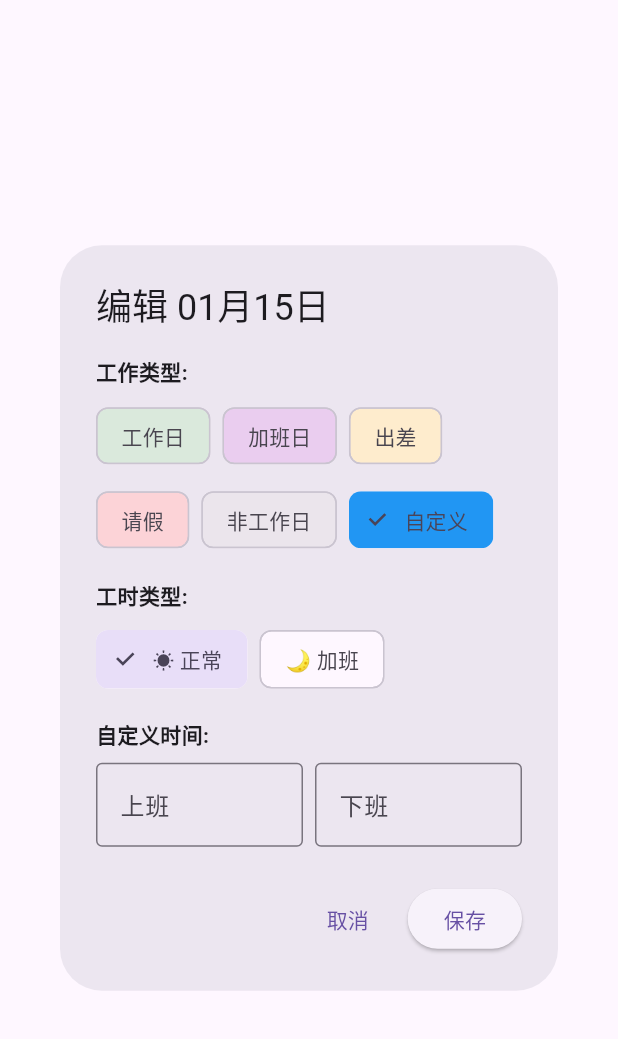
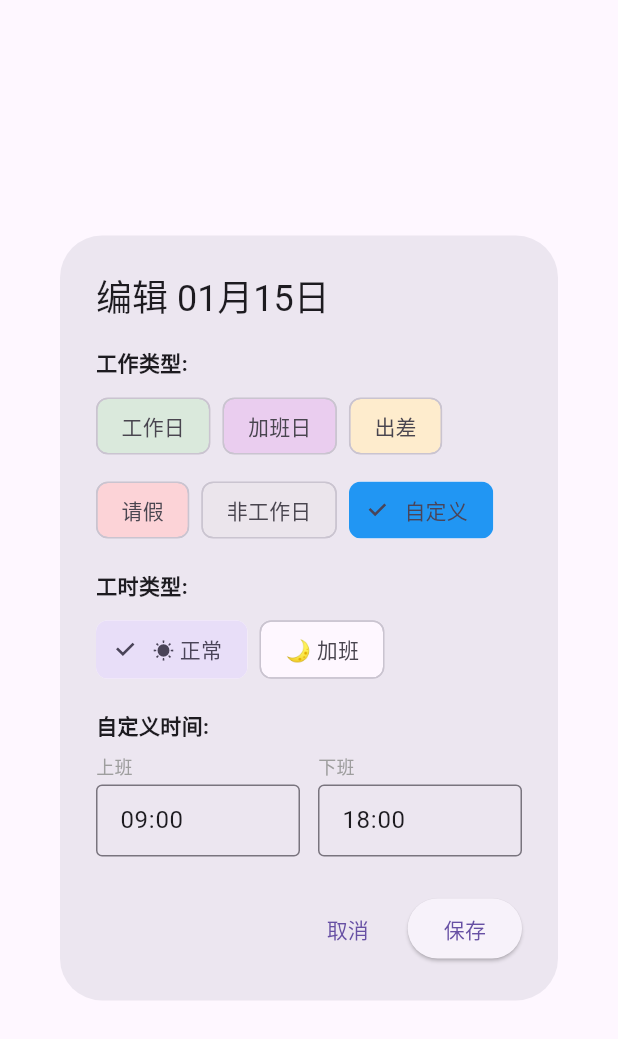
Before and after one commit to BR184/huayun_worktime, a Flutter app: the _EditDayDialog widget shown alone on an empty page, opened directly with empty values, after a tap on "自定义", on a phone screen of 412 x 824 dp. Shown: the top 1039 px of the screen. Run offline on Flutter 3.47's test engine with Material 3 defaults, Android fonts, the phone set to English and light mode, and no system bars; our stand-ins replace device_info_plus, fl_chart, flutter_local_notifications, permission_handler, shared_preferences; missing offline and left inert: android_alarm_manager_plus, flutter_inappwebview, gal; accounts and stored records are empty; network calls fail.

Commit message:
feat: 支持出差自定义工时设置，优化时间格式化逻辑，并更新版本号至2.3.1

```diff
--- a/hikiot_worktime/lib/screens/daily_hours_screen.dart
+++ b/hikiot_worktime/lib/screens/daily_hours_screen.dart
@@ -261,8 +261,22 @@ class DailyHoursScreenState extends State<DailyHoursScreen>
             );
           }
         } else if (savedMark['type'] == AppConstants.typeBusinessTrip) {
-          // 出差固定8小时
+          if (savedMark['isCustomHours'] == true) {
+             _dayData!['isCustomHours'] = true;
+             _dayData!['customCheckIn'] = savedMark['customCheckIn'];
+             _dayData!['customCheckOut'] = savedMark['customCheckOut'];
+             final checkIn = savedMark['customCheckIn'] as String?;
+             final checkOut = savedMark['customCheckOut'] as String?;
+             if (checkIn != null && checkOut != null) {
+               _dayData!['hours'] = WorkTimeCalculator.calculateWorkHoursStr(
+                 checkIn,
+                 checkOut,
+               );
+             }
+          } else {
              _dayData!['hours'] = 8.0;
+             _dayData!['isCustomHours'] = false;
+          }
         } else if (savedMark['type'] == AppConstants.typeLeave) {
           // 请假0小时
           _dayData!['hours'] = 0.0;
@@ -420,16 +434,16 @@ class DailyHoursScreenState extends State<DailyHoursScreen>
   double _calculateHours() {
     final type = _dayData?['type'] ?? AppConstants.typeWorkday;
 
-    // 出差恒定8小时
-    if (type == AppConstants.typeBusinessTrip) {
-      return 8.0;
-    }
-
-    // 如果是自定义类型,从dayData获取工时
-    if (type == AppConstants.typeCustom && _dayData != null) {
+    // 如果是自定义类型 或 (出差且自定义工时), 从dayData获取工时
+    if ((type == AppConstants.typeCustom || (type == AppConstants.typeBusinessTrip && _dayData?['isCustomHours'] == true)) && _dayData != null) {
       final hours = _dayData!['hours'];
       if (hours is double) return hours;
       if (hours is int) return hours.toDouble();
+    }
+
+    // 出差默认8小时
+    if (type == AppConstants.typeBusinessTrip) {
+      return 8.0;
     }
 
     // 其他情况从考勤数据计算工时
@@ -2037,6 +2051,7 @@ class _EditDayDialog extends StatefulWidget {
 class _EditDayDialogState extends State<_EditDayDialog> {
   late String currentType;
   late bool isOvertime;
+  late bool isCustomHours;
   final TextEditingController _checkInController = TextEditingController();
   final TextEditingController _checkOutController = TextEditingController();
 
@@ -2045,15 +2060,35 @@ class _EditDayDialogState extends State<_EditDayDialog> {
     super.initState();
     currentType = widget.initialData?['type'] ?? AppConstants.typeWorkday;
     isOvertime = widget.initialData?['isOvertime'] ?? false;
+    isCustomHours = widget.initialData?['isCustomHours'] ?? false;
+
+    // 初始化自定义时间输入
+    String? initialCheckIn;
+    String? initialCheckOut;
+
+    if (widget.initialData != null) {
+      initialCheckIn = widget.initialData!['customCheckIn'] as String?;
+      initialCheckOut = widget.initialData!['customCheckOut'] as String?;
+    }
+
+    if (initialCheckIn != null) _checkInController.text = initialCheckIn;
+    if (initialCheckOut != null) _checkOutController.text = initialCheckOut;
 
     if (widget.attendanceData != null) {
-      _checkInController.text = _formatTime(
-        widget.attendanceData!['checkInTime'],
-      );
-      _checkOutController.text = _formatTime(
-        widget.attendanceData!['checkOutTime'],
-      );
-    }
+      final attCheckIn = _formatTime(widget.attendanceData!['checkInTime']);
+      final attCheckOut = _formatTime(widget.attendanceData!['checkOutTime']);
+
+      if (_checkInController.text.isEmpty && attCheckIn.isNotEmpty) {
+        _checkInController.text = attCheckIn;
+      }
+      if (_checkOutController.text.isEmpty && attCheckOut.isNotEmpty) {
+        _checkOutController.text = attCheckOut;
+      }
+    }
+
+    // 如果没有数据，设置默认值(与月度页面保持一致)
+    if (_checkInController.text.isEmpty) _checkInController.text = '09:00';
+    if (_checkOutController.text.isEmpty) _checkOutController.text = '18:00';
   }
 
   String _formatTime(dynamic time) {
@@ -2090,14 +2125,22 @@ class _EditDayDialogState extends State<_EditDayDialog> {
     }
 
     // 格式化为 HH:MM
-    final hour = padded.substring(0, 2);
-    final minute = padded.substring(2, 4);
-
-    return '$hour:$minute';
+    String hourStr = padded.substring(0, 2);
+    String minuteStr = padded.substring(2, 4);
+
+    // 严格限制：小时 00-23，分钟 00-59
+    int hour = int.parse(hourStr);
+    int minute = int.parse(minuteStr);
+
+    if (hour < 0 || hour > 23 || minute < 0 || minute > 59) {
+      return ''; // Invalid time, return empty string
+    }
+
+    return '${hour.toString().padLeft(2, '0')}:${minute.toString().padLeft(2, '0')}';
   }
 
   double _calculateHours() {
-    if (currentType == AppConstants.typeBusinessTrip) return 8.0;
+    if (currentType == AppConstants.typeBusinessTrip && !isCustomHours) return 8.0;
     if (currentType == AppConstants.typeLeave) return 0.0;
 
     // 先智能解析输入
@@ -2205,7 +2248,42 @@ class _EditDayDialogState extends State<_EditDayDialog> {
               const SizedBox(height: 16),
             ],
 
-            if (currentType == AppConstants.typeCustom) ...[
+            // 出差类型的 工时模式选择 (默认8h / 自定义)
+            if (currentType == AppConstants.typeBusinessTrip) ...[
+               const Text(
+                '工时设置:',
+                style: TextStyle(fontWeight: FontWeight.bold),
+              ),
+              const SizedBox(height: 8),
+              Row(
+                children: [
+                  ChoiceChip(
+                    label: const Text('默认 8h'),
+                    selected: !isCustomHours,
+                    onSelected: (selected) async {
+                      await HapticUtils.selectionClick();
+                      setState(() {
+                        isCustomHours = !selected;
+                      });
+                    },
+                  ),
+                  const SizedBox(width: 8),
+                  ChoiceChip(
+                    label: const Text('自定义'),
+                    selected: isCustomHours,
+                    onSelected: (selected) async {
+                      await HapticUtils.selectionClick();
+                      setState(() {
+                        isCustomHours = selected;
+                      });
+                    },
+                  ),
+                ],
+              ),
+              const SizedBox(height: 16),
+            ],
+
+            if (currentType == AppConstants.typeCustom || (currentType == AppConstants.typeBusinessTrip && isCustomHours)) ...[
               const Text(
                 '自定义时间:',
                 style: TextStyle(fontWeight: FontWeight.bold),
@@ -2214,26 +2292,50 @@ class _EditDayDialogState extends State<_EditDayDialog> {
               Row(
                 children: [
                   Expanded(
-                    child: TextField(
+                    child: Column(
+                      crossAxisAlignment: CrossAxisAlignment.start,
+                      children: [
+                        const Text('上班', style: TextStyle(fontSize: 12, color: Colors.grey)),
+                        const SizedBox(height: 4),
+                        TextField(
                           controller: _checkInController,
                           decoration: const InputDecoration(
-                        labelText: '上班',
-                        hintText: '08:30',
+                            hintText: '09:00',
                             border: OutlineInputBorder(),
+                            contentPadding: EdgeInsets.symmetric(horizontal: 12, vertical: 8),
                           ),
                           onChanged: (_) => setState(() {}),
-                    ),
-                  ),
-                  const SizedBox(width: 8),
+                          inputFormatters: [
+                             FilteringTextInputFormatter.allow(RegExp(r'[0-9:]')),
+                             LengthLimitingTextInputFormatter(5),
+                          ],
+                          keyboardType: TextInputType.datetime,
+                        ),
+                      ],
+                    ),
+                  ),
+                  const SizedBox(width: 12),
                   Expanded(
-                    child: TextField(
+                    child: Column(
+                      crossAxisAlignment: CrossAxisAlignment.start,
+                      children: [
+                        const Text('下班', style: TextStyle(fontSize: 12, color: Colors.grey)),
+                        const SizedBox(height: 4),
+                        TextField(
                           controller: _checkOutController,
                           decoration: const InputDecoration(
-                        labelText: '下班',
-                        hintText: '17:30',
+                            hintText: '18:00',
                             border: OutlineInputBorder(),
+                            contentPadding: EdgeInsets.symmetric(horizontal: 12, vertical: 8),
                           ),
                           onChanged: (_) => setState(() {}),
+                          inputFormatters: [
+                             FilteringTextInputFormatter.allow(RegExp(r'[0-9:]')),
+                             LengthLimitingTextInputFormatter(5),
+                          ],
+                          keyboardType: TextInputType.datetime,
+                        ),
+                      ],
                     ),
                   ),
                 ],
@@ -2269,7 +2371,8 @@ class _EditDayDialogState extends State<_EditDayDialog> {
               'hours': hours,
               'isOvertime': isOvertime,
               'isManual': true,
-              if (currentType == AppConstants.typeCustom) ...{
+              'isCustomHours': isCustomHours,
+              if (currentType == AppConstants.typeCustom || (currentType == AppConstants.typeBusinessTrip && isCustomHours)) ...{
                 'customCheckIn': _parseTimeInput(_checkInController.text),
                 'customCheckOut': _parseTimeInput(_checkOutController.text),
               },
--- a/hikiot_worktime/pubspec.yaml
+++ b/hikiot_worktime/pubspec.yaml
@@ -16,7 +16,7 @@ publish_to: "none" # Remove this line if you wish to publish to pub.dev
 # https://developer.apple.com/library/archive/documentation/General/Reference/InfoPlistKeyReference/Articles/CoreFoundationKeys.html
 # In Windows, build-name is used as the major, minor, and patch parts
 # of the product and file versions while build-number is used as the build suffix.
-version: 2.0.1+3
+version: 2.3.1
 
 environment:
   sdk: ^3.9.2
```
Also changed, not shown: hikiot_worktime/lib/screens/monthly_calendar_screen.dart (+13 -4 lines). Lines whose indentation alone changed are shown as unchanged.
